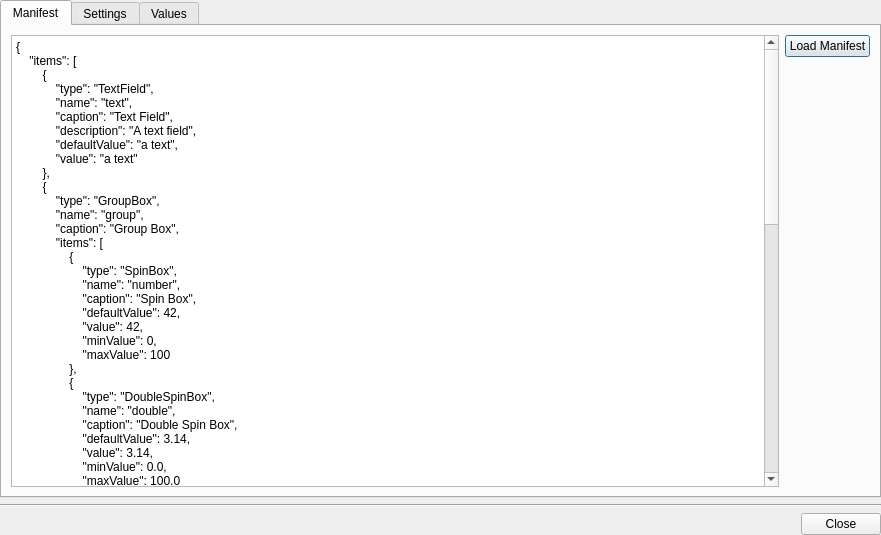
First picture: the form in vms/client/nx_vms_client_desktop/src/nx/vms/client/desktop/interactive_settings/dialogs/interactive_settings_test_dialog.ui, repository networkoptix/nx_open, before the edit.
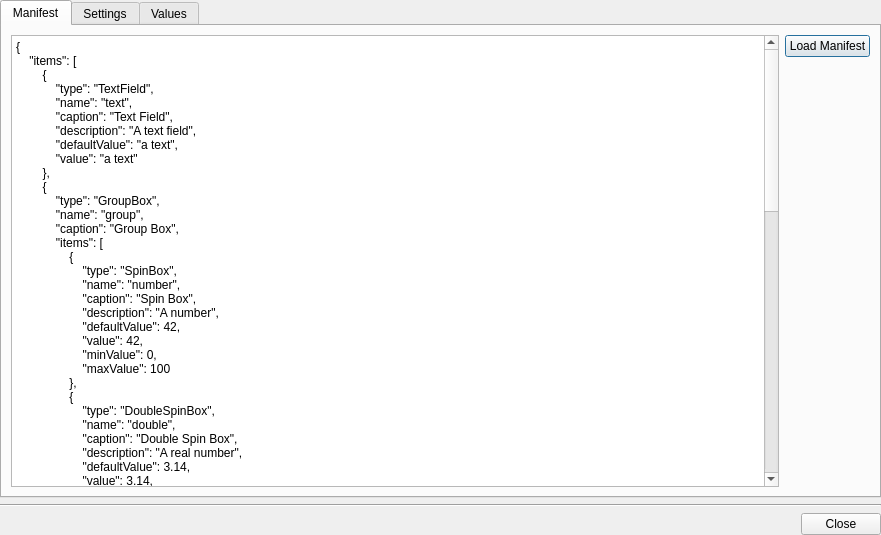
Second picture: the form after the edit.

Commit message:
Add descriptions to a default template of interactive settings test dialog
<==== Mercurial data ====>
Branch: vms_4.0_gui

```diff
--- a/vms/client/nx_vms_client_desktop/src/nx/vms/client/desktop/interactive_settings/dialogs/interactive_settings_test_dialog.ui
+++ b/vms/client/nx_vms_client_desktop/src/nx/vms/client/desktop/interactive_settings/dialogs/interactive_settings_test_dialog.ui
@@ -71,6 +71,7 @@
                     &quot;type&quot;: &quot;SpinBox&quot;,
                     &quot;name&quot;: &quot;number&quot;,
                     &quot;caption&quot;: &quot;Spin Box&quot;,
+                    &quot;description&quot;: &quot;A number&quot;,
                     &quot;defaultValue&quot;: 42,
                     &quot;value&quot;: 42,
                     &quot;minValue&quot;: 0,
@@ -80,6 +81,7 @@
                     &quot;type&quot;: &quot;DoubleSpinBox&quot;,
                     &quot;name&quot;: &quot;double&quot;,
                     &quot;caption&quot;: &quot;Double Spin Box&quot;,
+                    &quot;description&quot;: &quot;A real number&quot;,
                     &quot;defaultValue&quot;: 3.14,
                     &quot;value&quot;: 3.14,
                     &quot;minValue&quot;: 0.0,
@@ -89,6 +91,7 @@
                     &quot;type&quot;: &quot;ComboBox&quot;,
                     &quot;name&quot;: &quot;combobox&quot;,
                     &quot;caption&quot;: &quot;Combo Box&quot;,
+                    &quot;description&quot;: &quot;A choice&quot;,
                     &quot;defaultValue&quot;: &quot;value2&quot;,
                     &quot;value&quot;: &quot;value2&quot;,
                     &quot;range&quot;: [&quot;value1&quot;, &quot;value2&quot;, &quot;value3&quot;]
@@ -97,6 +100,7 @@
                     &quot;type&quot;: &quot;CheckBox&quot;,
                     &quot;name&quot;: &quot;checkbox&quot;,
                     &quot;caption&quot;: &quot;Check Box&quot;,
+                    &quot;description&quot;: &quot;True or False&quot;,
                     &quot;defaultValue&quot;: true,
                     &quot;value&quot;: true
                 },
@@ -112,12 +116,14 @@
                                 {
                                     &quot;type&quot;: &quot;Button&quot;,
                                     &quot;name&quot;: &quot;button1&quot;,
-                                    &quot;caption&quot;: &quot;Button 1&quot;
+                                    &quot;caption&quot;: &quot;Button 1&quot;,
+                                    &quot;description&quot;: &quot;Action 1&quot;
                                 },
                                 {
                                     &quot;type&quot;: &quot;Button&quot;,
                                     &quot;name&quot;: &quot;button2&quot;,
-                                    &quot;caption&quot;: &quot;Button 2&quot;
+                                    &quot;caption&quot;: &quot;Button 2&quot;,
+                                    &quot;description&quot;: &quot;Action 2&quot;
                                 }
                             ]
                         }
```
